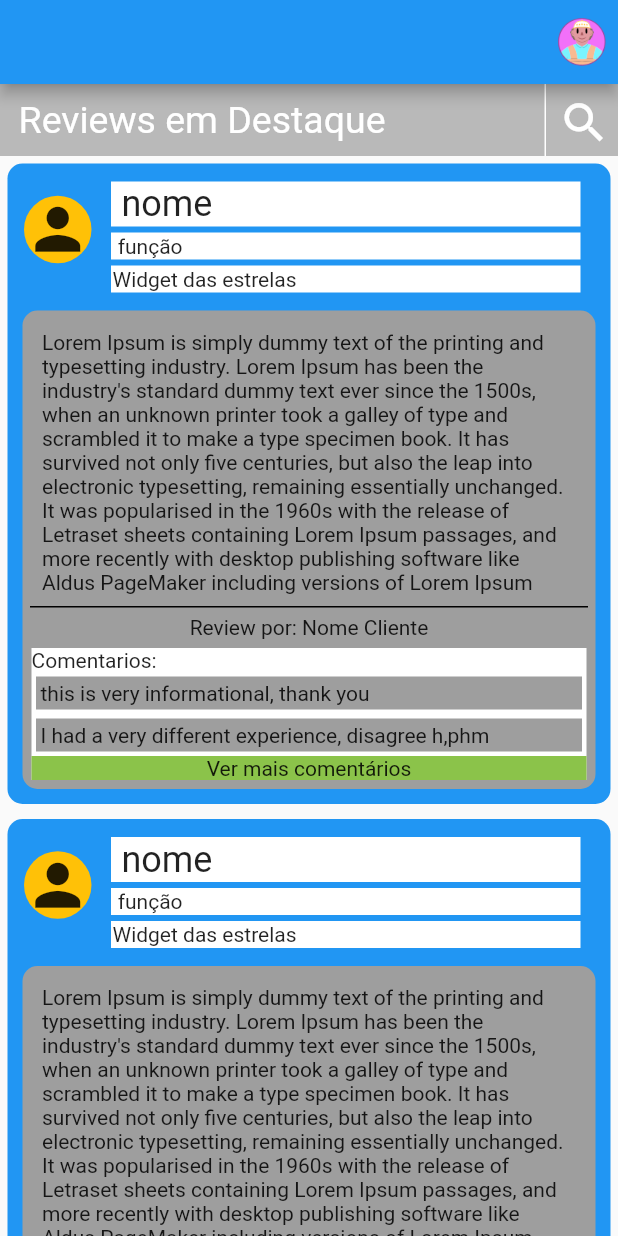
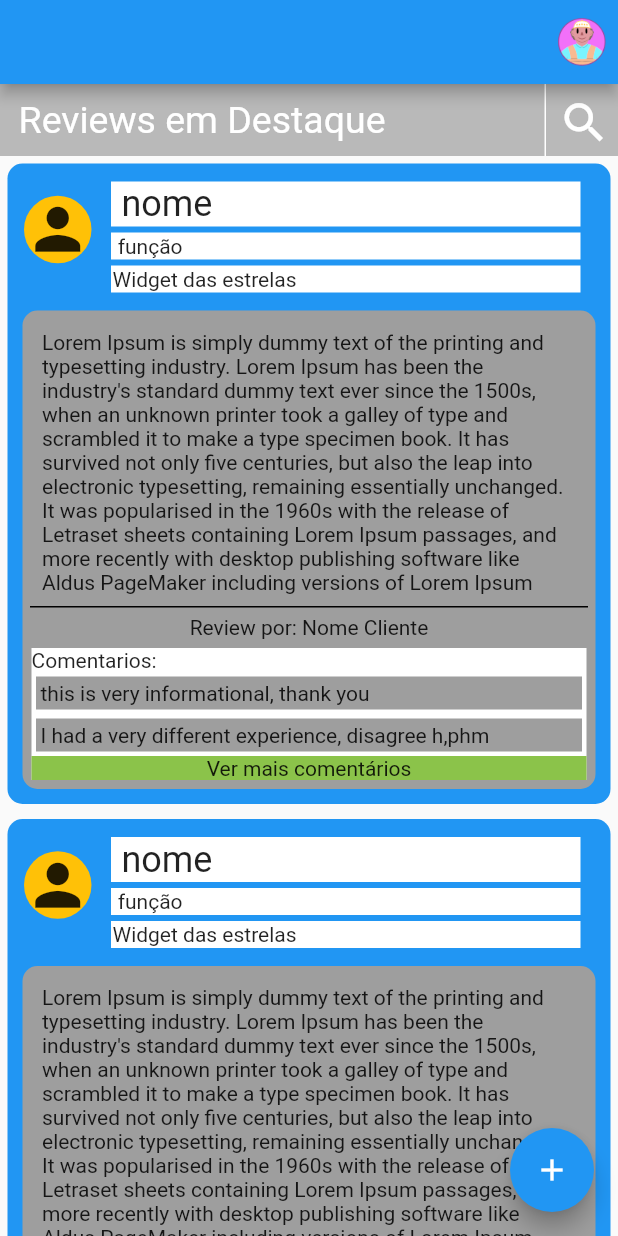
Before and after one commit to iJeanMC/estrelas_de_aluguel, a Flutter app: the screen it shows after launch, on a phone screen of 412 x 824 dp. Run offline on Flutter 3.47's test engine with Material 2 defaults, Android fonts, the light colour scheme and no system bars.

Commit message:
add button to creation page

```diff
--- a/lib/views/android/android.app.dart
+++ b/lib/views/android/android.app.dart
@@ -4,6 +4,7 @@ import 'home.page.dart';
 import 'login.page.dart';
 import 'search.page.dart';
 import 'review.page.dart';
+import 'review_creation.page.dart';
 
 class AndroidApp extends StatelessWidget {
   @override
@@ -13,6 +14,7 @@ class AndroidApp extends StatelessWidget {
       '/login': (context) => LoginPage(),
       '/search': (context) => SearchPage(),
       '/review': (context) => ReviewPage(),
+      '/review_creation': (context) => ReviewCreation(),
     });
   }
 }
--- a/lib/views/android/home.page.dart
+++ b/lib/views/android/home.page.dart
@@ -9,6 +9,10 @@ class HomePage extends StatelessWidget {
   @override
   Widget build(BuildContext context) {
     return Scaffold(
+        floatingActionButton: FloatingActionButton(
+            child: Icon(Icons.add),
+            onPressed: () =>
+                Navigator.of(context).pushNamed('/review_creation')),
         appBar: AppBar(
           actions: [
             IconButton(
```
Also changed, not shown: lib/views/android/review_creation.page.dart (added, +22 -0 lines).
